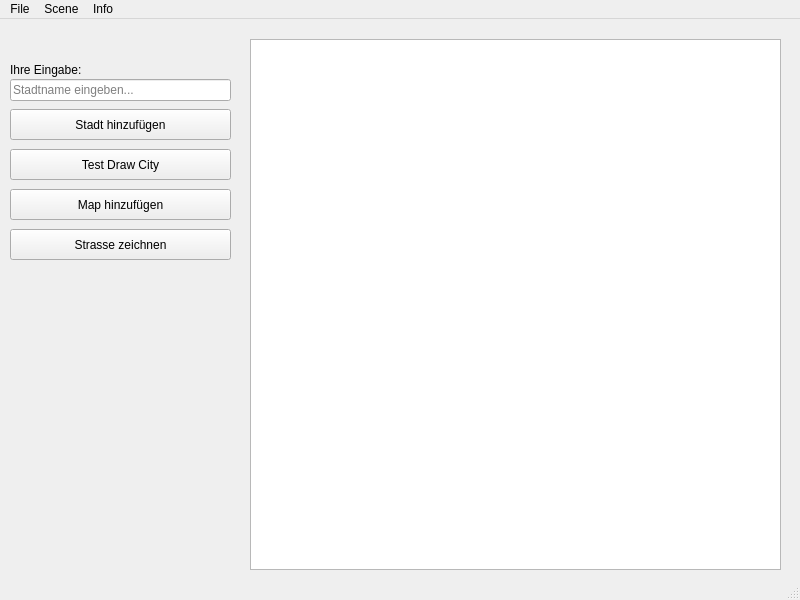
FixedKestrel480/Versuch9, file mainwindow.ui: the form before one commit.
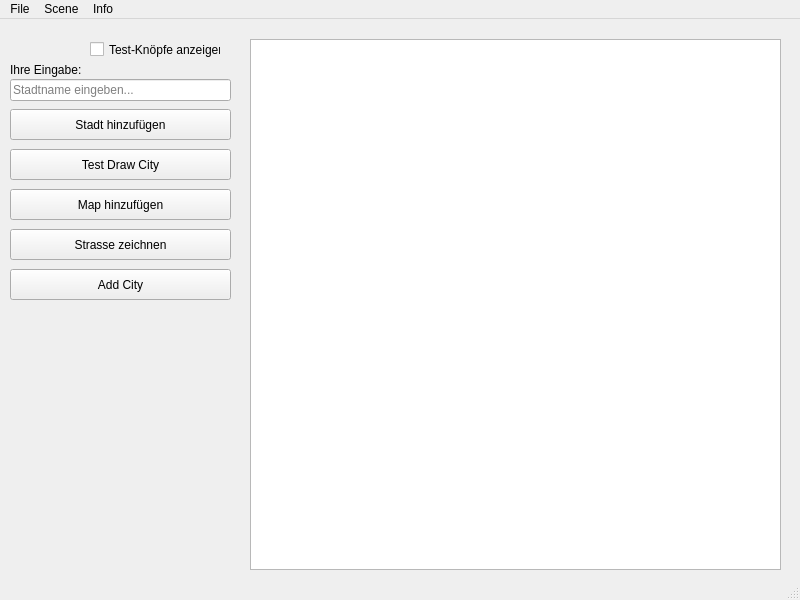
The form after the commit.

Commit message: 9.3 add option user can write city with coordinates

Diff of the .ui file:
```diff
--- a/mainwindow.ui
+++ b/mainwindow.ui
@@ -120,6 +120,32 @@
      <string>Strasse zeichnen</string>
     </property>
    </widget>
+   <widget class="QCheckBox" name="Testknop">
+    <property name="geometry">
+     <rect>
+      <x>90</x>
+      <y>10</y>
+      <width>131</width>
+      <height>41</height>
+     </rect>
+    </property>
+    <property name="text">
+     <string>Test-Knöpfe anzeigen</string>
+    </property>
+   </widget>
+   <widget class="QPushButton" name="pushButton_city">
+    <property name="geometry">
+     <rect>
+      <x>10</x>
+      <y>250</y>
+      <width>221</width>
+      <height>31</height>
+     </rect>
+    </property>
+    <property name="text">
+     <string>Add City</string>
+    </property>
+   </widget>
   </widget>
   <widget class="QMenuBar" name="menubar">
    <property name="geometry">
```
The commit also changes 6 other files.
